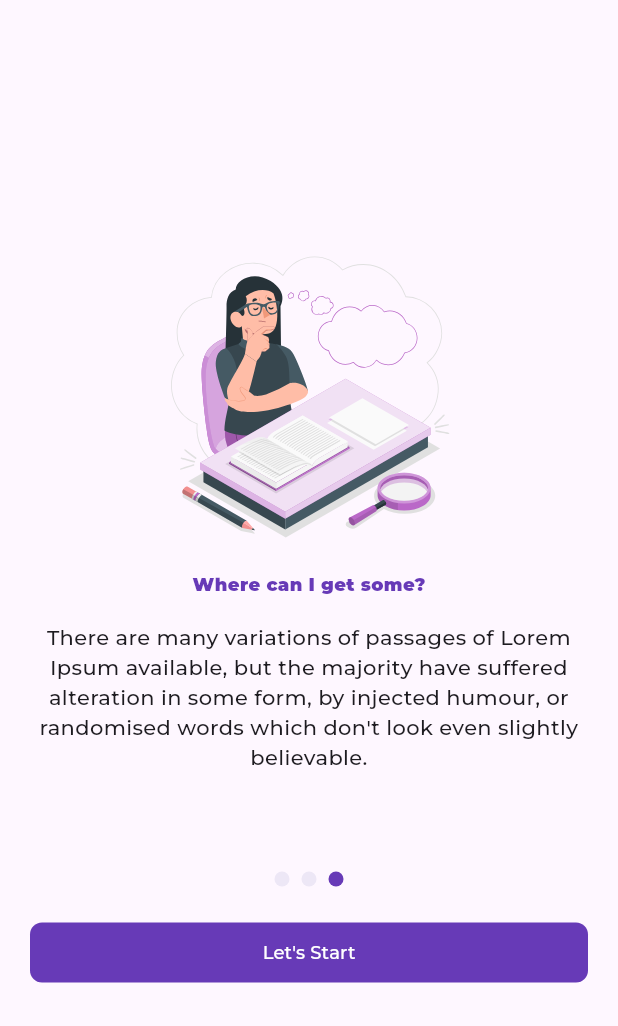
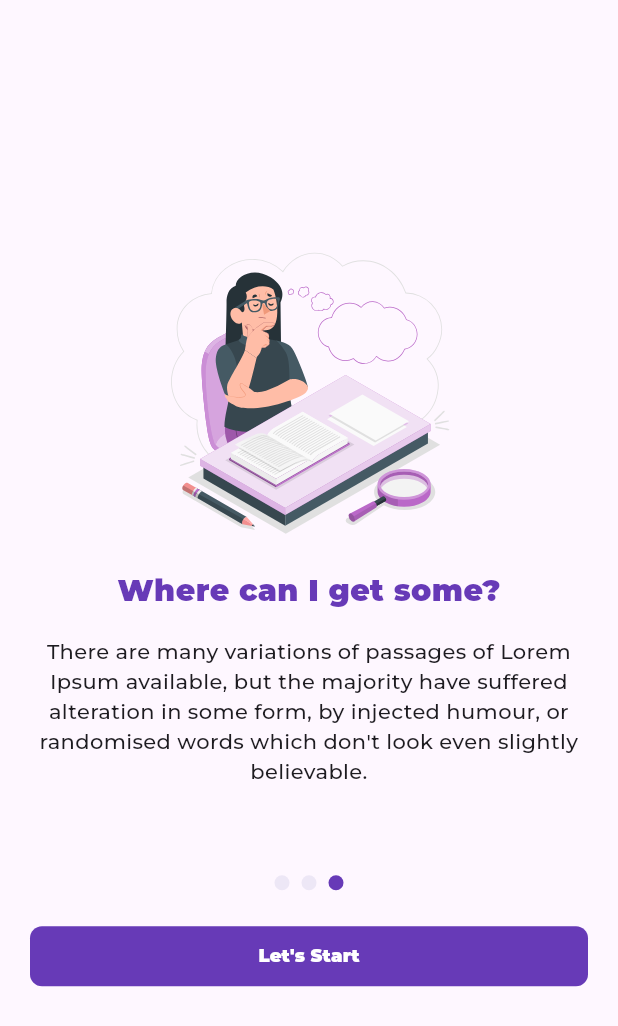
Before and after one commit to hardwhy/payung_teduh, a Flutter app: the screen it shows after launch, swiped to page 3, on a phone screen of 412 x 824 dp. Shown: the top 1026 px of the screen. Run offline on Flutter 3.47's test engine with Material 3 defaults, Android fonts, the phone set to English and light mode, and no system bars; our stand-ins replace flutter_bloc, flutter_svg, shared_preferences; project files that could hold a hidden picture were left out.

Commit message:
refactor: fix text style on welcome screen

```diff
--- a/lib/presentation/screens/welcome/welcome_screen.dart
+++ b/lib/presentation/screens/welcome/welcome_screen.dart
@@ -110,7 +110,7 @@ class _WelcomeScreenState extends State<WelcomeScreen> {
                       BorderRadius.circular(8), // Adjust border radius here
                 ),
               ),
-              child: const Body1(
+              child: const ButtonMontserrat.small(
                 'Let\'s Start',
                 color: Colors.white,
               ),
@@ -123,7 +123,7 @@ class _WelcomeScreenState extends State<WelcomeScreen> {
 
   SizedBox _buildPages() {
     return SizedBox(
-      height: 380,
+      height: 385,
       child: PageView.builder(
         itemCount: _items.length,
         padEnds: true,
--- a/lib/presentation/screens/welcome/widgets/step.dart
+++ b/lib/presentation/screens/welcome/widgets/step.dart
@@ -19,7 +19,7 @@ class WelcomeStep extends StatelessWidget {
         children: [
           SvgPicture.asset(data.imagePath, height: 200),
           const SizedBox(height: 16),
-          Body1.bold(data.title, color: Colors.deepPurple),
+          H2(data.title, color: Colors.deepPurple),
           const SizedBox(height: 16),
           Paragraph(data.description, align: TextAlign.center)
         ],
--- a/lib/presentation/themes/src/text_styles.dart
+++ b/lib/presentation/themes/src/text_styles.dart
@@ -42,6 +42,22 @@ class TextStyles {
     height: 20 / 14,
   );
 
+  static TextStyle buttonBig = const TextStyle(
+    fontFamily: FontFamily.montserrat,
+    fontStyle: FontStyle.normal,
+    fontWeight: FontWeight.w700,
+    fontSize: 16,
+    height: 24 / 16,
+  );
+
+  static TextStyle buttonSmall = const TextStyle(
+    fontFamily: FontFamily.montserrat,
+    fontStyle: FontStyle.normal,
+    fontWeight: FontWeight.w700,
+    fontSize: 12,
+    height: 18 / 12,
+  );
+
 
   static TextStyle body1Bold = const TextStyle(
     fontFamily: FontFamily.montserrat,
--- a/lib/presentation/themes/src/typography.dart
+++ b/lib/presentation/themes/src/typography.dart
@@ -2,6 +2,8 @@ import 'package:flutter/material.dart';
 import 'package:payung_teduh/presentation/themes/src/text_styles.dart';
 
 enum VariantStyle { bold, regular }
+
+enum VariantSize { big, small }
 
 abstract class Typography extends StatelessWidget {
   final String text;
@@ -154,3 +156,45 @@ class H3 extends Typography {
     return TextStyles.h3;
   }
 }
+
+class ButtonMontserrat extends Typography {
+  final VariantSize size;
+  const ButtonMontserrat(
+    String text, {
+    super.key,
+    super.color,
+    super.overflow,
+    super.align,
+    required this.size,
+  }) : super(text: text);
+
+  const ButtonMontserrat.big(
+    String text, {
+    super.key,
+    super.color,
+    super.overflow,
+    super.align,
+    super.maxLines,
+  })  : size = VariantSize.big,
+        super(text: text);
+
+  const ButtonMontserrat.small(
+    String text, {
+    super.key,
+    super.color,
+    super.overflow,
+    super.align,
+    super.maxLines,
+  })  : size = VariantSize.small,
+        super(text: text);
+
+  @override
+  TextStyle getTextStyle() {
+    switch (size) {
+      case VariantSize.big:
+        return TextStyles.buttonBig;
+      default:
+        return TextStyles.buttonSmall;
+    }
+  }
+}
```
